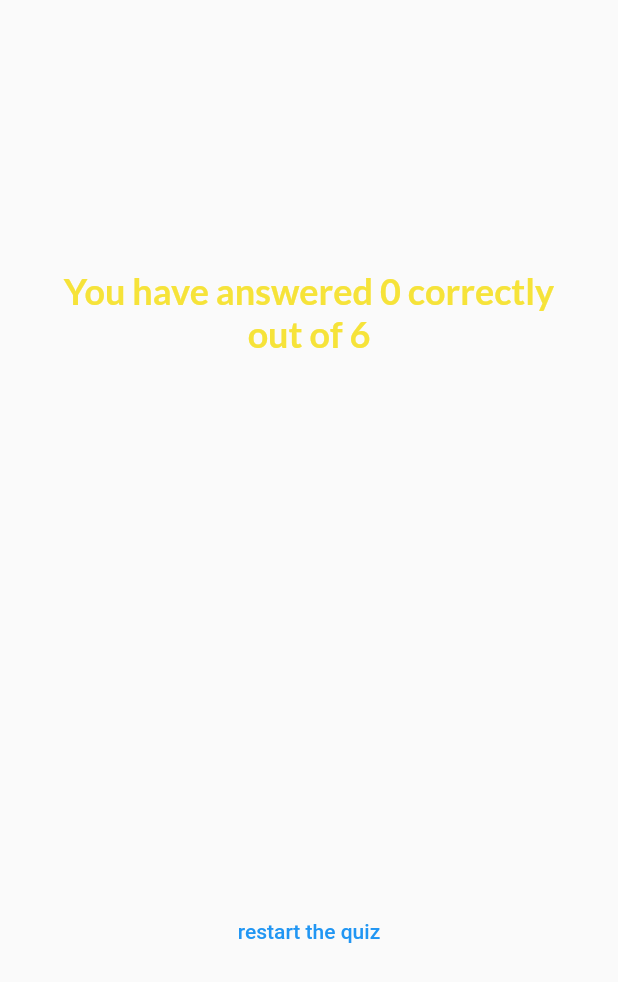
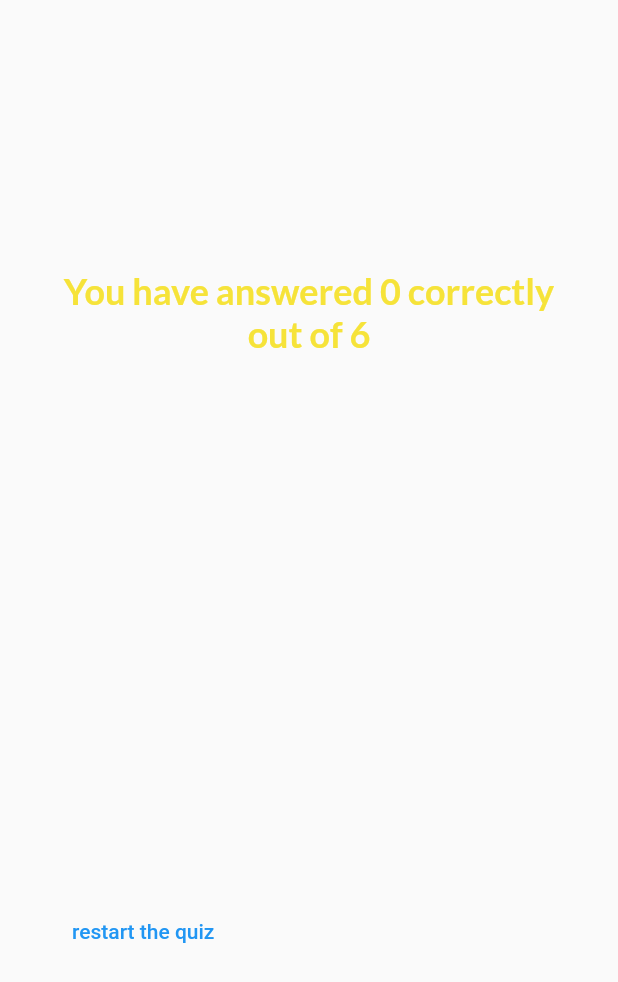
Before and after one commit to cm1100/flutter_dev, a Flutter app: the ResultScreen widget shown alone on an empty page, opened directly with empty values, on a phone screen of 412 x 824 dp. Shown: the top 982 px of the screen. Run offline on Flutter 3.47's test engine with Material 2 defaults, Android fonts, the phone set to English and light mode, and no system bars; our stand-ins replace google_fonts.

Commit message:
get method

```diff
--- a/quiz_app/lib/result_screen.dart
+++ b/quiz_app/lib/result_screen.dart
@@ -10,7 +10,7 @@ class ResultScreen extends StatelessWidget {
   final List<String> chosenAnswers;
   final void Function() restartQuiz;
 
-  List<Map<String, Object>> getSummaryData() {
+  List<Map<String, Object>> get summaryData {
     final List<Map<String, Object>> summary = [];
     for (var i = 0; i < chosenAnswers.length; i++) {
       summary.add({
@@ -26,7 +26,6 @@ class ResultScreen extends StatelessWidget {
   @override
   Widget build(BuildContext context) {
     final numTotalQuestions = questions.length;
-    final summaryData = getSummaryData();
     final numCorrections = summaryData
         .where((element) => element['user_answer'] == element['correct_answer'])
         .length;
@@ -36,6 +35,7 @@ class ResultScreen extends StatelessWidget {
       child: Container(
         margin: const EdgeInsets.all(40),
         child: Column(
+          crossAxisAlignment: CrossAxisAlignment.start,
           mainAxisAlignment: MainAxisAlignment.center,
           children: [
             Text(
@@ -49,7 +49,8 @@ class ResultScreen extends StatelessWidget {
             const SizedBox(height: 30),
             QuestionsSummary(summaryData: summaryData),
             const SizedBox(height: 30),
-            TextButton(onPressed: restartQuiz, child: Text('restart the quiz'))
+            TextButton(
+                onPressed: restartQuiz, child: const Text('restart the quiz'))
           ],
         ),
       ),
```
